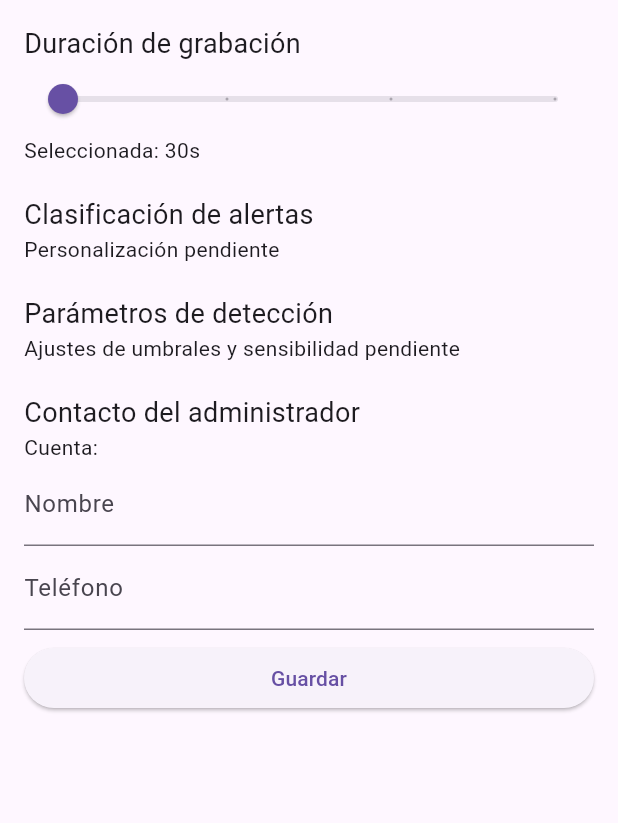
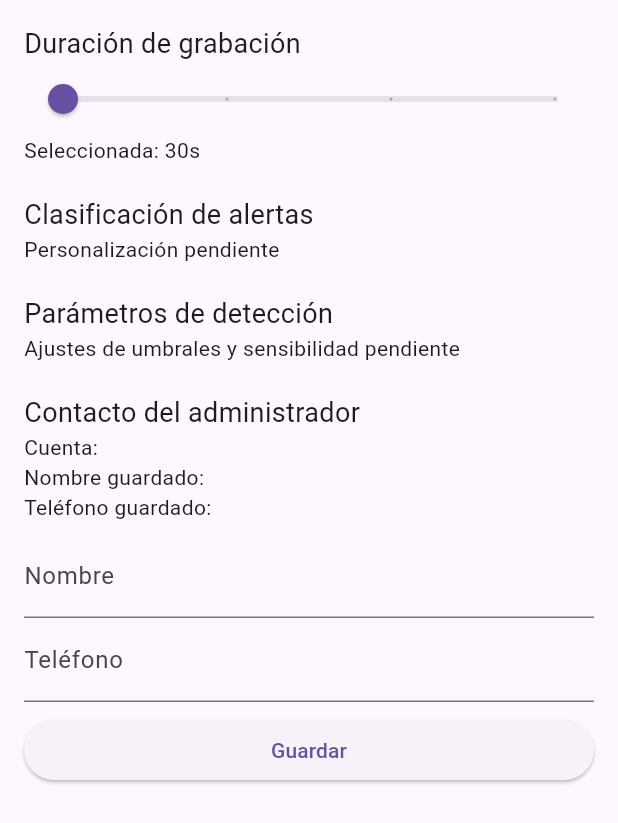
Before and after one commit to benpido/adminweb, a Flutter app: the SettingsPage widget shown alone on an empty page, opened directly, on a phone screen of 412 x 824 dp. Shown: the top 823 px of the screen. Run offline on Flutter 3.47's test engine with Material 3 defaults, Android fonts, the phone set to English and light mode, and no system bars; our stand-ins replace cloud_firestore, firebase_auth, firebase_core; missing offline and left inert: dart:html; accounts and stored records are empty.

Commit message:
Show loaded contact info

```diff
--- a/lib/pages/settings_page.dart
+++ b/lib/pages/settings_page.dart
@@ -15,6 +15,8 @@ class _SettingsPageState extends State<SettingsPage> {
 
   final TextEditingController nameController = TextEditingController();
   final TextEditingController phoneController = TextEditingController();
+  String loadedName = '';
+  String loadedPhone = '';
 
   @override
   void initState() {
@@ -26,8 +28,10 @@ class _SettingsPageState extends State<SettingsPage> {
     final info = await loadContactInfo();
     if (!mounted) return;
     setState(() {
-      nameController.text = info['name'] ?? '';
-      phoneController.text = info['phone'] ?? '';
+      loadedName = info['name'] ?? '';
+      loadedPhone = info['phone'] ?? '';
+      nameController.text = loadedName;
+      phoneController.text = loadedPhone;
     });
   }
 
@@ -82,6 +86,9 @@ class _SettingsPageState extends State<SettingsPage> {
         const SizedBox(height: 20),
         const Text('Contacto del administrador', style: TextStyle(fontSize: 18)),
         Text('Cuenta: ${FirebaseAuth.instance.currentUser?.email ?? ''}'),
+        Text('Nombre guardado: $loadedName'),
+        Text('Teléfono guardado: $loadedPhone'),
+        const SizedBox(height: 8),
         TextField(
           controller: nameController,
           decoration: const InputDecoration(labelText: 'Nombre'),
```
